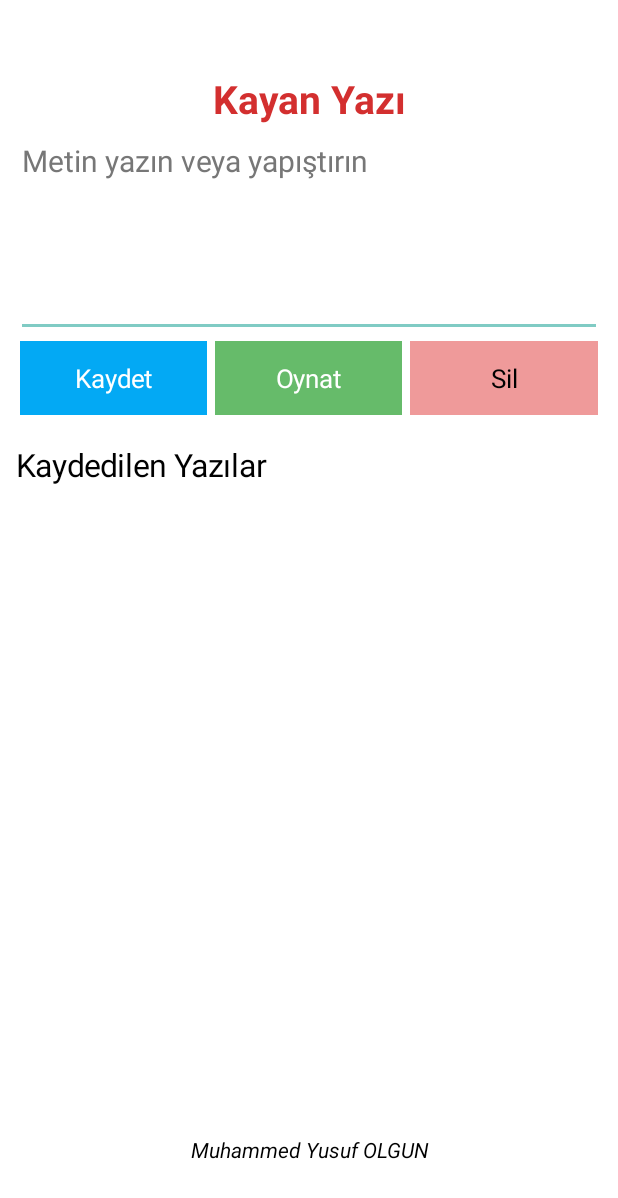
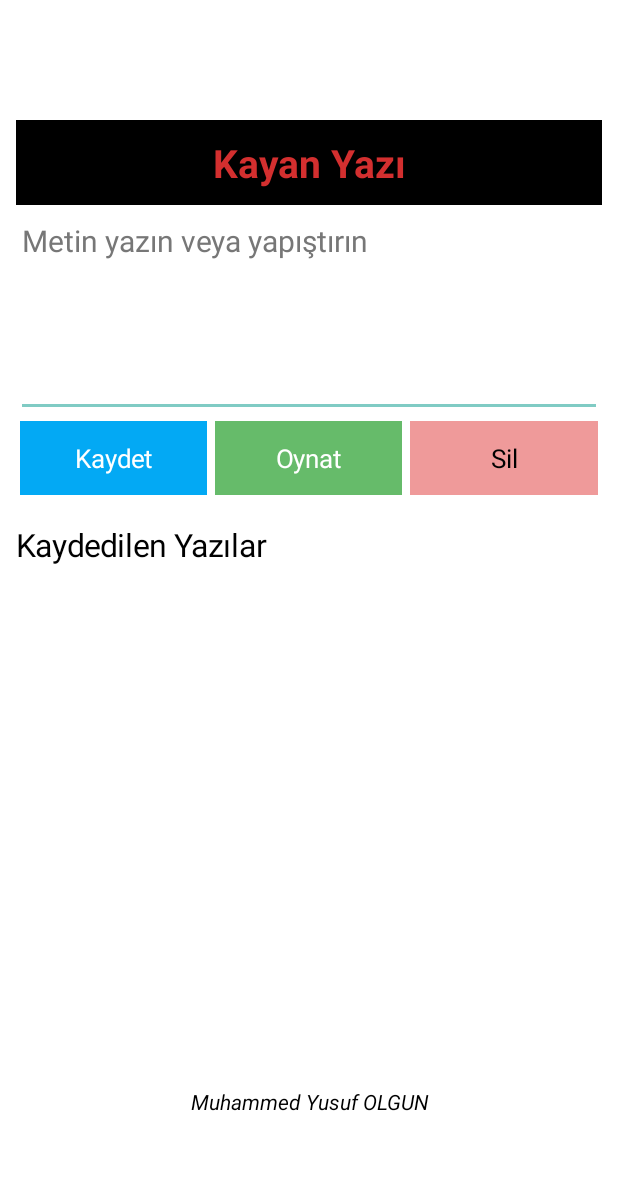
Before and after one commit to muhammedyusufolgun/yazi, an Android app: the screen it shows after launch (MainActivity), on a phone screen of 412 x 824 dp. Shown: the top 1198 px of the screen. Run offline under Robolectric (Android 15) with nearby library versions, the phone set to English and light mode, and no system bars.

Commit message:
Move title down two lines, add black heading band and raise footer

```diff
--- a/app/src/main/java/com/olgun/yazi/MainActivity.java
+++ b/app/src/main/java/com/olgun/yazi/MainActivity.java
@@ -27,9 +27,9 @@ public class MainActivity extends Activity {
     page.setPadding(16,0,16,0);setContentView(page);
     ScrollView scroll=new ScrollView(this);scroll.setFillViewport(false);
     page.addView(scroll,new LinearLayout.LayoutParams(-1,0,1));
-    root=new LinearLayout(this);root.setOrientation(1);root.setPadding(0,72,0,0);scroll.addView(root);
+    root=new LinearLayout(this);root.setOrientation(1);root.setPadding(0,120,0,0);scroll.addView(root);
     TextView heading=new TextView(this);heading.setText("Kayan Yazı");heading.setTextSize(26);
-    heading.setTextColor(0xffd32f2f);heading.setGravity(Gravity.CENTER);heading.setTypeface(null,Typeface.BOLD);root.addView(heading);heading.setOnClickListener(v->{editor.setText("");selected=-1;});
+    heading.setTextColor(0xffd32f2f);heading.setGravity(Gravity.CENTER);heading.setTypeface(null,Typeface.BOLD);heading.setBackgroundColor(Color.BLACK);heading.setPadding(8,16,8,16);root.addView(heading,new LinearLayout.LayoutParams(-1,-2));heading.setOnClickListener(v->{editor.setText("");selected=-1;editor.clearFocus();});
     editor=new EditText(this);editor.setTextColor(Color.BLACK);editor.setHintTextColor(0xff777777);
     editor.setHint("Metin yazın veya yapıştırın");editor.setTextSize(20);editor.setGravity(Gravity.TOP);
     editor.setMinLines(5);editor.setInputType(android.text.InputType.TYPE_CLASS_TEXT |
@@ -62,7 +62,7 @@ public class MainActivity extends Activity {
     }
     TextView footer=new TextView(this);footer.setText("Muhammed Yusuf OLGUN");
     footer.setTextColor(Color.BLACK);footer.setTextSize(14);footer.setGravity(Gravity.CENTER);
-    footer.setTypeface(null,Typeface.ITALIC);footer.setPadding(0,4,0,72);
+    footer.setTypeface(null,Typeface.ITALIC);footer.setPadding(0,4,0,120);
     page.addView(footer,new LinearLayout.LayoutParams(-1,-2));
   }
   void confirmDelete(int i){new AlertDialog.Builder(this).setTitle("Metni sil").setMessage("Bu kaydı silmek istiyor musunuz?").setNegativeButton("Vazgeç",null).setPositiveButton("Devam", (d,w)->new AlertDialog.Builder(this).setTitle("Son onay").setMessage("Bu kayıt kalıcı olarak silinecek. Onaylıyor musunuz?").setNegativeButton("İptal",null).setPositiveButton("Sil",(d2,w2)->{saved.remove(i);selected=-1;persist();showEditor("");}).show()).show();}
```
